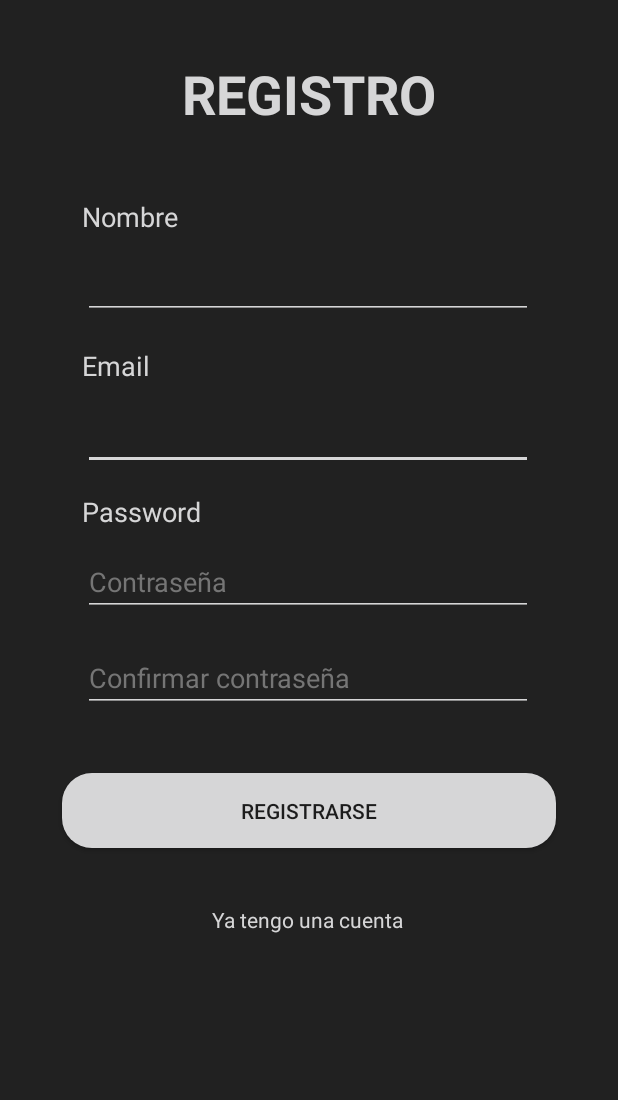
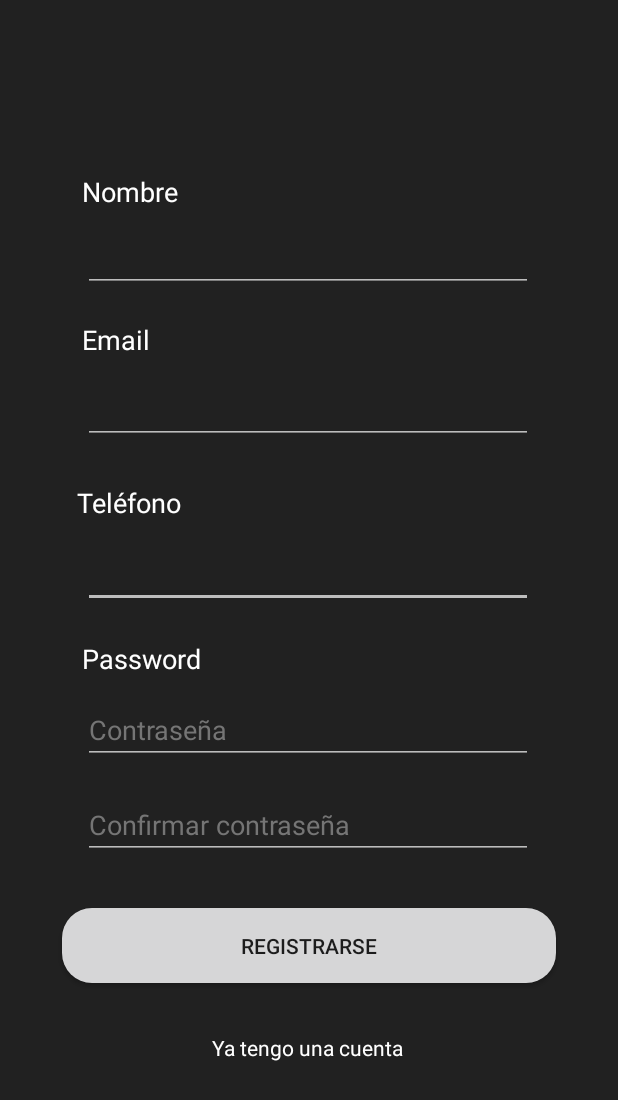
Before and after one commit to cristhian-jg/Project-A, an Android app: the RegisterActivity screen opened directly, with no data from a screen before it, on a phone screen of 412 x 824 dp. Shown: the top 1100 px of the screen. Run offline under Robolectric (Android 15) with nearby library versions, the phone set to English and light mode, and no system bars; our stand-ins replace Firebase (no records; nobody signed in at launch, a user with empty details on screens opened directly); 1 statement that could not run was skipped.

Commit message:
Se ha añadido un nuevo EditText de Telefono

```diff
--- a/app/src/main/res/layout/activity_register.xml
+++ b/app/src/main/res/layout/activity_register.xml
@@ -8,64 +8,33 @@
     tools:context=".RegisterActivity">
 
     <EditText
-        android:id="@+id/etEmail"
+        android:id="@+id/etTelefono"
         android:layout_width="300dp"
         android:layout_height="wrap_content"
-        android:backgroundTint="@color/divider"
+        android:backgroundTint="@color/colorGrey"
+        android:inputType="phone"
         android:ems="10"
-        android:inputType="textPersonName"
+        android:textColor="@color/colorWhite"
         app:layout_constraintBottom_toBottomOf="parent"
         app:layout_constraintEnd_toEndOf="parent"
         app:layout_constraintHorizontal_bias="0.495"
         app:layout_constraintStart_toStartOf="parent"
         app:layout_constraintTop_toTopOf="parent"
-        app:layout_constraintVertical_bias="0.344" />
+        app:layout_constraintVertical_bias="0.462" />
 
-    <EditText
-        android:id="@+id/etName"
-        android:layout_width="300dp"
+    <TextView
+        android:id="@+id/textView"
+        android:layout_width="wrap_content"
         android:layout_height="wrap_content"
-        android:backgroundTint="@color/divider"
-        android:ems="10"
-        android:inputType="textPersonName"
+        android:text="Teléfono"
+        android:textColor="@color/colorWhite"
+        android:textSize="18sp"
         app:layout_constraintBottom_toBottomOf="parent"
         app:layout_constraintEnd_toEndOf="parent"
-        app:layout_constraintHorizontal_bias="0.495"
+        app:layout_constraintHorizontal_bias="0.149"
         app:layout_constraintStart_toStartOf="parent"
         app:layout_constraintTop_toTopOf="parent"
-        app:layout_constraintVertical_bias="0.215" />
-
-    <EditText
-        android:id="@+id/etPassword"
-        android:layout_width="300dp"
-        android:layout_height="wrap_content"
-        android:backgroundTint="@color/divider"
-        android:ems="10"
-        android:hint="Contraseña"
-        android:inputType="textPassword"
-        android:textColorHint="@color/secondary_text"
-        app:layout_constraintBottom_toBottomOf="parent"
-        app:layout_constraintEnd_toEndOf="parent"
-        app:layout_constraintHorizontal_bias="0.495"
-        app:layout_constraintStart_toStartOf="parent"
-        app:layout_constraintTop_toTopOf="parent"
-        app:layout_constraintVertical_bias="0.469" />
-
-    <EditText
-        android:id="@+id/etPasswordConfirmation"
-        android:layout_width="300dp"
-        android:layout_height="wrap_content"
-        android:backgroundTint="@color/divider"
-        android:ems="10"
-        android:hint="Confirmar contraseña"
-        android:inputType="textPassword"
-        android:textColorHint="@color/secondary_text"
-        app:layout_constraintBottom_toBottomOf="parent"
-        app:layout_constraintEnd_toEndOf="parent"
-        app:layout_constraintHorizontal_bias="0.495"
-        app:layout_constraintStart_toStartOf="parent"
-        app:layout_constraintTop_toTopOf="parent"
-        app:layout_constraintVertical_bias="0.551" />
+        app:layout_constraintVertical_bias="0.404" />
 
     <Button
         android:id="@+id/btnRegister"
@@ -78,62 +47,7 @@
         app:layout_constraintEnd_toEndOf="parent"
         app:layout_constraintStart_toStartOf="parent"
         app:layout_constraintTop_toTopOf="parent"
-        app:layout_constraintVertical_bias="0.666" />
-
-    <TextView
-        android:id="@+id/textView4"
-        android:layout_width="wrap_content"
-        android:layout_height="wrap_content"
-        android:text="Nombre"
-        android:textColor="@color/icons"
-        android:textSize="18sp"
-        app:layout_constraintBottom_toBottomOf="parent"
-        app:layout_constraintEnd_toEndOf="parent"
-        app:layout_constraintHorizontal_bias="0.158"
-        app:layout_constraintStart_toStartOf="parent"
-        app:layout_constraintTop_toTopOf="parent"
-        app:layout_constraintVertical_bias="0.165" />
-
-    <TextView
-        android:id="@+id/textView5"
-        android:layout_width="wrap_content"
-        android:layout_height="wrap_content"
-        android:text="Email"
-        android:textColor="@color/icons"
-        android:textSize="18sp"
-        app:layout_constraintBottom_toBottomOf="parent"
-        app:layout_constraintEnd_toEndOf="parent"
-        app:layout_constraintHorizontal_bias="0.149"
-        app:layout_constraintStart_toStartOf="parent"
-        app:layout_constraintTop_toTopOf="parent"
-        app:layout_constraintVertical_bias="0.289" />
-
-    <TextView
-        android:id="@+id/tvLoginButton"
-        android:layout_width="wrap_content"
-        android:layout_height="wrap_content"
-        android:text="Ya tengo una cuenta"
-        android:textColor="@color/icons"
-        app:layout_constraintBottom_toBottomOf="parent"
-        app:layout_constraintEnd_toEndOf="parent"
-        app:layout_constraintHorizontal_bias="0.498"
-        app:layout_constraintStart_toStartOf="parent"
-        app:layout_constraintTop_toTopOf="parent"
-        app:layout_constraintVertical_bias="0.75" />
-
-    <TextView
-        android:id="@+id/textView6"
-        android:layout_width="wrap_content"
-        android:layout_height="wrap_content"
-        android:text="REGISTRO"
-        android:textColor="@color/icons"
-        android:textSize="36sp"
-        android:textStyle="bold"
-        app:layout_constraintBottom_toBottomOf="parent"
-        app:layout_constraintEnd_toEndOf="parent"
-        app:layout_constraintStart_toStartOf="parent"
-        app:layout_constraintTop_toTopOf="parent"
-        app:layout_constraintVertical_bias="0.049" />
+        app:layout_constraintVertical_bias="0.782" />
 
     <ProgressBar
         android:id="@+id/progressBar"
@@ -146,20 +60,124 @@
         app:layout_constraintHorizontal_bias="0.498"
         app:layout_constraintStart_toStartOf="parent"
         app:layout_constraintTop_toTopOf="parent"
-        app:layout_constraintVertical_bias="0.849" />
+        app:layout_constraintVertical_bias="0.96" />
+
+    <TextView
+        android:id="@+id/tvLoginButton"
+        android:layout_width="wrap_content"
+        android:layout_height="wrap_content"
+        android:text="Ya tengo una cuenta"
+        android:textColor="@color/colorWhite"
+        app:layout_constraintBottom_toBottomOf="parent"
+        app:layout_constraintEnd_toEndOf="parent"
+        app:layout_constraintHorizontal_bias="0.498"
+        app:layout_constraintStart_toStartOf="parent"
+        app:layout_constraintTop_toTopOf="parent"
+        app:layout_constraintVertical_bias="0.856" />
+
+    <TextView
+        android:id="@+id/textView4"
+        android:layout_width="wrap_content"
+        android:layout_height="wrap_content"
+        android:text="Nombre"
+        android:textColor="@color/colorWhite"
+        android:textSize="18sp"
+        app:layout_constraintBottom_toBottomOf="parent"
+        app:layout_constraintEnd_toEndOf="parent"
+        app:layout_constraintHorizontal_bias="0.158"
+        app:layout_constraintStart_toStartOf="parent"
+        app:layout_constraintTop_toTopOf="parent"
+        app:layout_constraintVertical_bias="0.144" />
+
+    <EditText
+        android:id="@+id/etName"
+        android:layout_width="300dp"
+        android:layout_height="wrap_content"
+        android:backgroundTint="@color/colorGrey"
+        android:ems="10"
+        android:inputType="textPersonName"
+        android:textColor="@color/colorWhite"
+        app:layout_constraintBottom_toBottomOf="parent"
+        app:layout_constraintEnd_toEndOf="parent"
+        app:layout_constraintHorizontal_bias="0.495"
+        app:layout_constraintStart_toStartOf="parent"
+        app:layout_constraintTop_toTopOf="parent"
+        app:layout_constraintVertical_bias="0.192" />
+
+    <EditText
+        android:id="@+id/etEmail"
+        android:layout_width="300dp"
+        android:layout_height="wrap_content"
+        android:backgroundTint="@color/colorGrey"
+        android:ems="10"
+        android:textColor="@color/colorWhite"
+        app:layout_constraintBottom_toBottomOf="parent"
+        app:layout_constraintEnd_toEndOf="parent"
+        app:layout_constraintHorizontal_bias="0.495"
+        app:layout_constraintStart_toStartOf="parent"
+        app:layout_constraintTop_toTopOf="parent"
+        app:layout_constraintVertical_bias="0.322" />
+
+    <TextView
+        android:id="@+id/textView5"
+        android:layout_width="wrap_content"
+        android:layout_height="wrap_content"
+        android:text="Email"
+        android:textColor="@color/colorWhite"
+        android:textSize="18sp"
+        app:layout_constraintBottom_toBottomOf="parent"
+        app:layout_constraintEnd_toEndOf="parent"
+        app:layout_constraintHorizontal_bias="0.149"
+        app:layout_constraintStart_toStartOf="parent"
+        app:layout_constraintTop_toTopOf="parent"
+        app:layout_constraintVertical_bias="0.268" />
 
     <TextView
         android:id="@+id/textView14"
         android:layout_width="wrap_content"
         android:layout_height="wrap_content"
         android:text="Password"
-        android:textColor="@color/icons"
+        android:textColor="@color/colorWhite"
         android:textSize="18sp"
         app:layout_constraintBottom_toBottomOf="parent"
         app:layout_constraintEnd_toEndOf="parent"
         app:layout_constraintHorizontal_bias="0.165"
         app:layout_constraintStart_toStartOf="parent"
         app:layout_constraintTop_toTopOf="parent"
-        app:layout_constraintVertical_bias="0.411" />
+        app:layout_constraintVertical_bias="0.534" />
+
+    <EditText
+        android:id="@+id/etPassword"
+        android:layout_width="300dp"
+        android:layout_height="wrap_content"
+        android:backgroundTint="@color/colorGrey"
+        android:ems="10"
+        android:hint="Contraseña"
+        android:inputType="textPassword"
+        android:textColor="@color/colorWhite"
+        android:textColorHint="@color/secondary_text"
+        app:layout_constraintBottom_toBottomOf="parent"
+        app:layout_constraintEnd_toEndOf="parent"
+        app:layout_constraintHorizontal_bias="0.495"
+        app:layout_constraintStart_toStartOf="parent"
+        app:layout_constraintTop_toTopOf="parent"
+        app:layout_constraintVertical_bias="0.596" />
+
+    <EditText
+        android:id="@+id/etPasswordConfirmation"
+        android:layout_width="300dp"
+        android:layout_height="wrap_content"
+        android:backgroundTint="@color/colorGrey"
+        android:ems="10"
+        android:hint="Confirmar contraseña"
+        android:inputType="textPassword"
+        android:textColor="@color/colorWhite"
+        android:textColorHint="@color/secondary_text"
+        app:layout_constraintBottom_toBottomOf="parent"
+        app:layout_constraintEnd_toEndOf="parent"
+        app:layout_constraintHorizontal_bias="0.495"
+        app:layout_constraintStart_toStartOf="parent"
+        app:layout_constraintTop_toTopOf="parent"
+        app:layout_constraintVertical_bias="0.677" />
 
 </androidx.constraintlayout.widget.ConstraintLayout>
```
